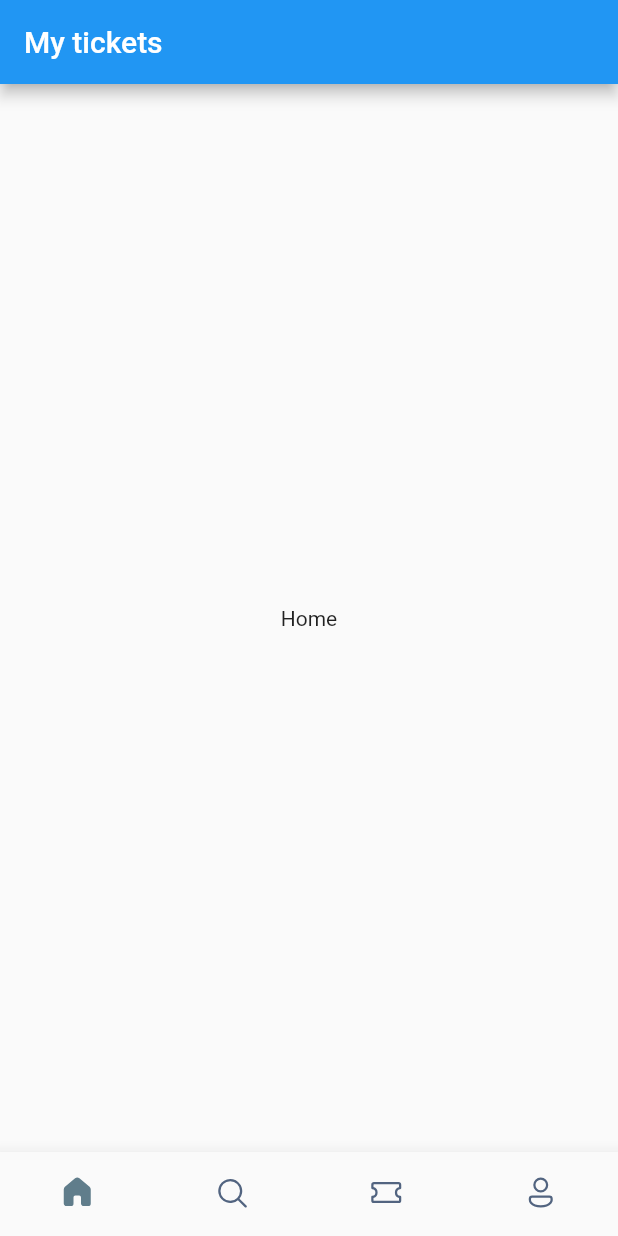
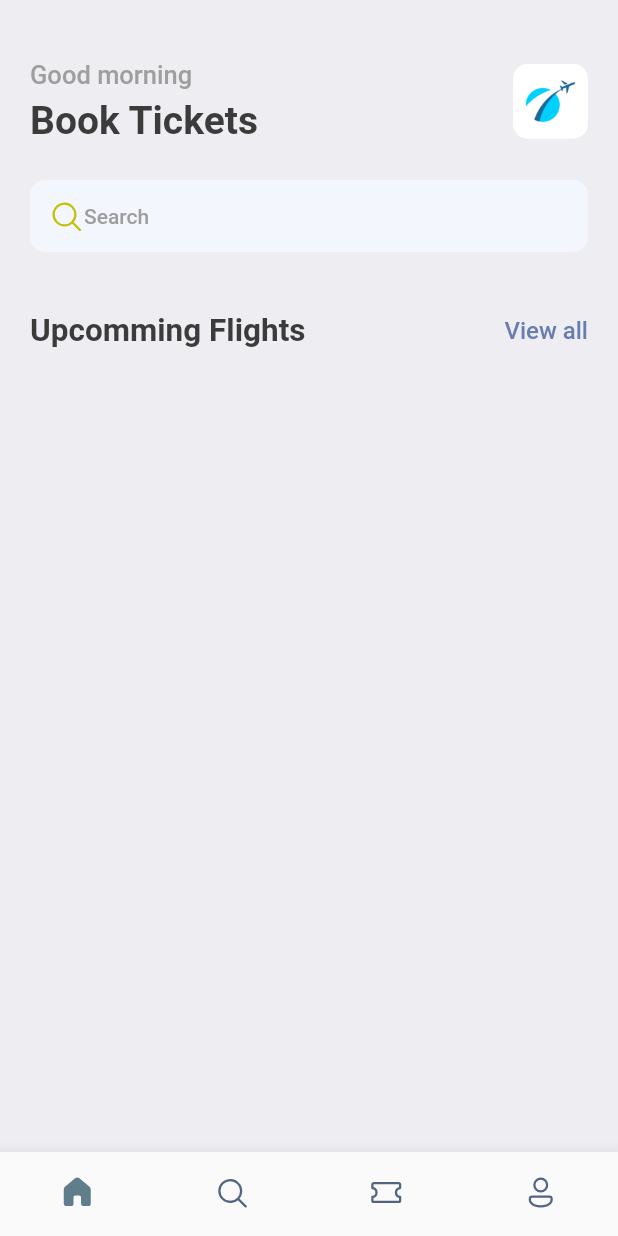
Before and after one commit to kokoichi206/flutter-app, a Flutter app: the screen it shows after launch, on a phone screen of 412 x 824 dp. Run offline on Flutter 3.47's test engine with Material 2 defaults, Android fonts, the phone set to English and light mode, and no system bars; our stand-ins replace fluentui_icons, gap, timeago; missing offline and left inert: numeral, scroll_app_bar.

Commit message:
Title and search bar

```diff
--- a/ticket_booking/lib/screens/bottom_bar.dart
+++ b/ticket_booking/lib/screens/bottom_bar.dart
@@ -1,6 +1,7 @@
 import 'package:fluentui_icons/fluentui_icons.dart';
 import 'package:flutter/cupertino.dart';
 import 'package:flutter/material.dart';
+import 'package:ticket_booking/screens/home_screen.dart';
 
 class BottomBar extends StatefulWidget {
   const BottomBar({Key? key}) : super(key: key);
@@ -14,7 +15,7 @@ class _BottomBarState extends State<BottomBar> {
   int _selectedIndex = 0;
 
   static final List<Widget> _widgetOptions = <Widget>[
-    const Text("Home"),
+    const HomeScreen(),
     const Text("Search"),
     const Text("Tickets"),
     const Text("Profile"),
@@ -33,9 +34,6 @@ class _BottomBarState extends State<BottomBar> {
   @override
   Widget build(BuildContext context) {
     return Scaffold(
-      appBar: AppBar(
-        title: const Text("My tickets"),
-      ),
       body: Center(
         child: _widgetOptions[_selectedIndex],
       ),
--- /dev/null
+++ b/ticket_booking/lib/screens/home_screen.dart
@@ -0,0 +1,101 @@
+import 'package:fluentui_icons/fluentui_icons.dart';
+import 'package:flutter/material.dart';
+import 'package:gap/gap.dart';
+import 'package:ticket_booking/utils/app_styles.dart';
+
+class HomeScreen extends StatelessWidget {
+  const HomeScreen({Key? key}) : super(key: key);
+
+  @override
+  Widget build(BuildContext context) {
+    return Scaffold(
+      backgroundColor: Styles.bgColor,
+      body: ListView(
+        children: [
+          Container(
+            padding: const EdgeInsets.symmetric(horizontal: 20),
+            child: Column(
+              children: [
+                const Gap(40),
+                Row(
+                  mainAxisAlignment: MainAxisAlignment.spaceBetween,
+                  children: [
+                    Column(
+                      // Fix the alignment problem!!
+                      crossAxisAlignment: CrossAxisAlignment.start,
+                      children: [
+                        Text(
+                          "Good morning",
+                          style: Styles.headLineStyle3,
+                        ),
+                        // Padding !
+                        const Gap(5),
+                        Text(
+                          "Book Tickets",
+                          style: Styles.headLineStyle1,
+                        ),
+                      ],
+                    ),
+                    Container(
+                      height: 50,
+                      width: 50,
+                      decoration: BoxDecoration(
+                          borderRadius: BorderRadius.circular(10),
+                          image: const DecorationImage(
+                            fit: BoxFit.fitHeight,
+                            image: AssetImage(
+                              "assets/images/img_1.png",
+                            ),
+                          )),
+                    ),
+                  ],
+                ),
+                const Gap(25),
+                Container(
+                  decoration: BoxDecoration(
+                    borderRadius: BorderRadius.circular(10),
+                    color: const Color(0xFFF4F6FD),
+                  ),
+                  padding:
+                      const EdgeInsets.symmetric(horizontal: 12, vertical: 12),
+                  child: Row(
+                    children: [
+                      const Icon(
+                        FluentSystemIcons.ic_fluent_search_regular,
+                        color: Color(0xFFBFC205),
+                      ),
+                      Text(
+                        "Search",
+                        style: Styles.headLineStyle4,
+                      ),
+                    ],
+                  ),
+                ),
+                const Gap(40),
+                Row(
+                  mainAxisAlignment: MainAxisAlignment.spaceBetween,
+                  children: [
+                    Text(
+                      "Upcomming Flights",
+                      style: Styles.headLineStyle2,
+                    ),
+                    InkWell(
+                      onTap: () {
+                        print("You are tapped \"View all\"");
+                      },
+                      child: Text(
+                        "View all",
+                        style: Styles.textStyle
+                            .copyWith(color: Styles.primaryColor),
+                      ),
+                    ),
+                  ],
+                ),
+              ],
+            ),
+          )
+        ],
+      ),
+    );
+  }
+}
--- a/ticket_booking/lib/utils/app_styles.dart
+++ b/ticket_booking/lib/utils/app_styles.dart
@@ -9,12 +9,12 @@ class Styles {
   static Color orangeColor = const Color(0xFF526799);
   static TextStyle textStyle =
       TextStyle(fontSize: 16, color: textColor, fontWeight: FontWeight.w500);
-  static TextStyle headLineStyle =
+  static TextStyle headLineStyle1 =
       TextStyle(fontSize: 26, color: textColor, fontWeight: FontWeight.bold);
   static TextStyle headLineStyle2 =
       TextStyle(fontSize: 21, color: textColor, fontWeight: FontWeight.bold);
   static TextStyle headLineStyle3 =
-      TextStyle(fontSize: 17, color: textColor, fontWeight: FontWeight.w500);
+      TextStyle(fontSize: 17, color: Colors.grey.shade500, fontWeight: FontWeight.w500);
   static TextStyle headLineStyle4 =
-      TextStyle(fontSize: 14, color: textColor, fontWeight: FontWeight.w500);
+      TextStyle(fontSize: 14, color: Colors.grey.shade500, fontWeight: FontWeight.w500);
 }
--- a/ticket_booking/pubspec.yaml
+++ b/ticket_booking/pubspec.yaml
@@ -35,6 +35,7 @@ dependencies:
   # Use with the CupertinoIcons class for iOS style icons.
   cupertino_icons: ^1.0.2
   fluentui_icons: ^1.0.0
+  gap: ^2.0.0
 
 dev_dependencies:
   flutter_test:
```
Also changed, not shown: ticket_booking/pubspec.lock.
